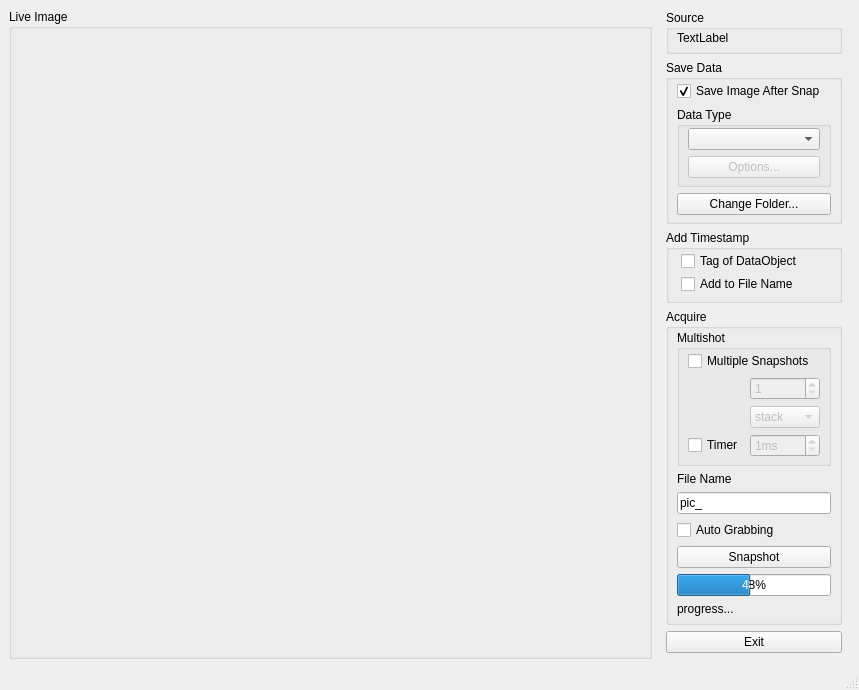
Above: Qitom/ui/dialogSnapshot.ui from itom-project/itom before the change. Below: the same form after it.
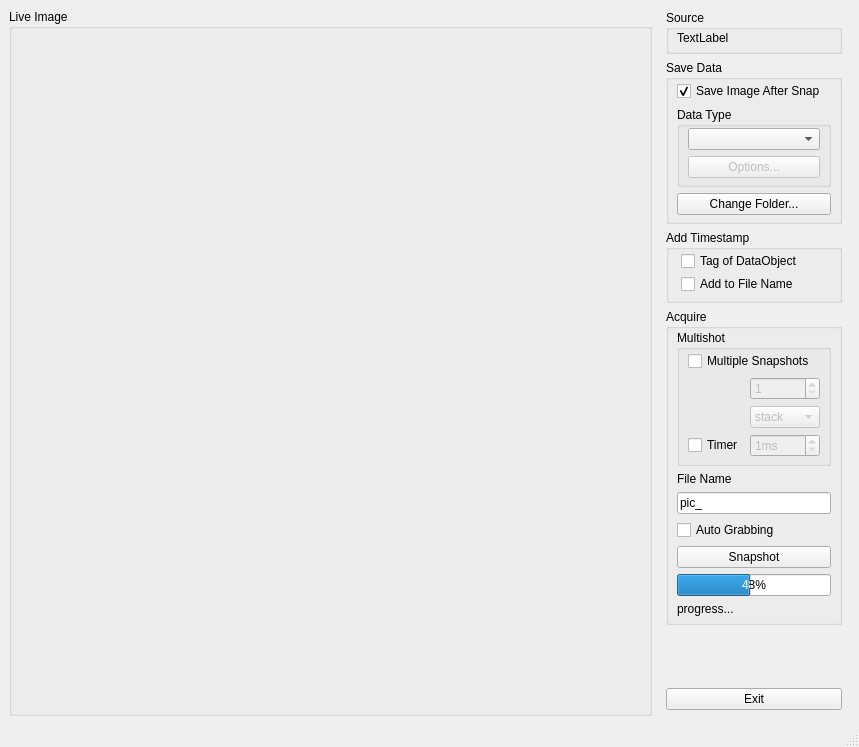
That is the form after the change.

The edit to the form file:
```diff
--- a/Qitom/ui/dialogSnapshot.ui
+++ b/Qitom/ui/dialogSnapshot.ui
@@ -7,7 +7,7 @@
     <x>0</x>
     <y>0</y>
     <width>859</width>
-    <height>652</height>
+    <height>747</height>
    </rect>
   </property>
   <property name="windowTitle">
```
Left out of the diff: 14 changed lines with no effect on the pictures.
